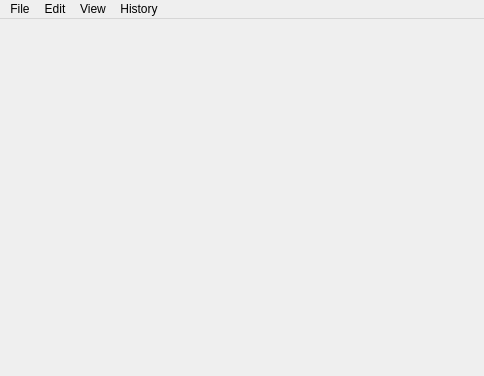
First picture: the form in browser/mainwindow.ui, repository vicr123/theweb, before the edit.
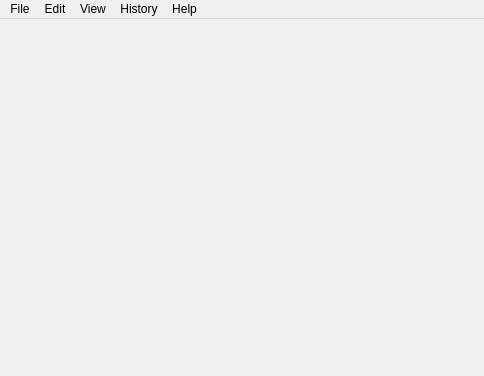
Second picture: the form after the edit. Icons and pictures are not drawn. Custom widgets are drawn as their Qt base class.

What changed in the file:
```diff
--- a/browser/mainwindow.ui
+++ b/browser/mainwindow.ui
@@ -138,10 +138,20 @@
     </property>
     <addaction name="actionViewFullHistory"/>
    </widget>
+   <widget class="QMenu" name="menuHelp">
+    <property name="title">
+     <string>Help</string>
+    </property>
+    <addaction name="actionFileBug"/>
+    <addaction name="actionSources"/>
+    <addaction name="separator"/>
+    <addaction name="actionAboutTheWeb"/>
+   </widget>
    <addaction name="menuFile"/>
    <addaction name="menuEdit"/>
    <addaction name="menuView"/>
    <addaction name="menuHistory"/>
+   <addaction name="menuHelp"/>
   </widget>
   <action name="actionGoBack">
    <property name="icon">
```
Left out of the diff: 24 changed lines with no effect on the pictures.
